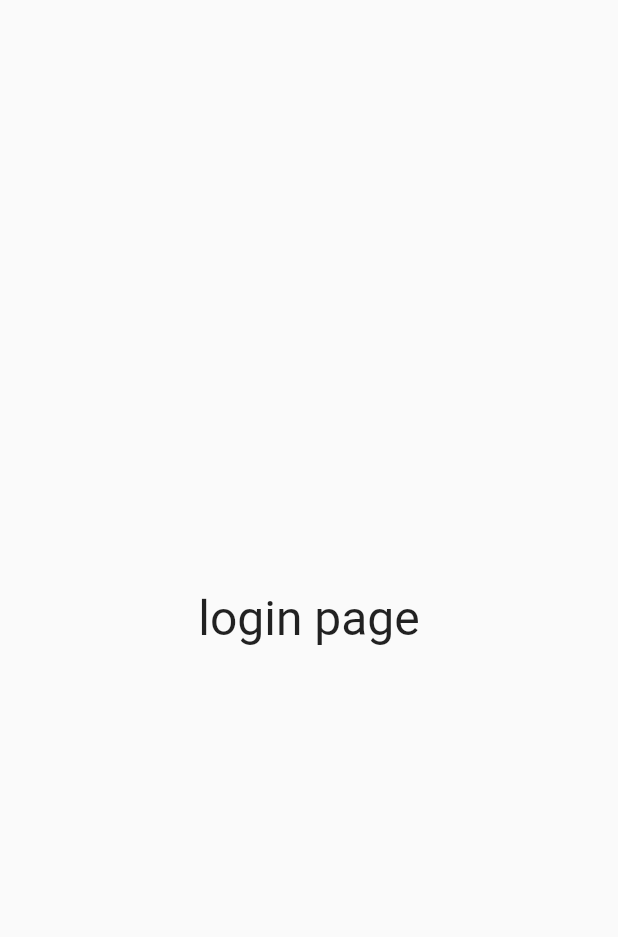
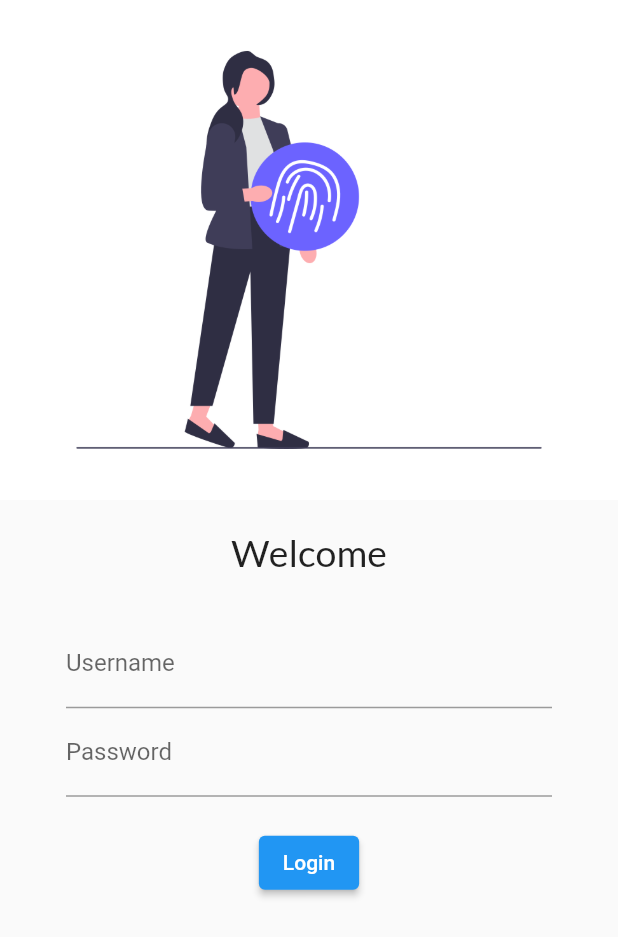
Before and after one commit to rajcrack/news15, a Flutter app: the screen it shows after launch, on a phone screen of 412 x 824 dp. Shown: the top 937 px of the screen. Run offline on Flutter 3.47's test engine with Material 2 defaults, Android fonts, the phone set to English and light mode, and no system bars; our stand-ins replace google_fonts.

Commit message:
3rd day of flutter developement

```diff
--- a/lib/main.dart
+++ b/lib/main.dart
@@ -4,18 +4,17 @@ import 'package:news15/pages/login_page.dart';
 import 'pages/homepage.dart';
 
 void main() {
-  runApp(MyApp());
+  runApp(const MyApp());
 }
 
 class MyApp extends StatelessWidget {
-  MyApp({super.key});
+  const MyApp({super.key});
 
   // This widget is the root of your application.
   @override
   Widget build(BuildContext context) {
-    int days = 30;
-
     return MaterialApp(
+      // ignore: prefer_const_constructors
       routes: {"login": (context) => HomePage(), "/": (context) => LoginPage()},
     );
   }
--- a/lib/pages/homepage.dart
+++ b/lib/pages/homepage.dart
@@ -1,15 +1,24 @@
+// ignore_for_file: prefer_const_constructors
+
 import 'package:flutter/material.dart';
 
 class HomePage extends StatelessWidget {
-  num days = 20;
+  final days = 20;
+
+  const HomePage({super.key});
 
   @override
   Widget build(BuildContext context) {
     return Scaffold(
       appBar: AppBar(
-        title: Center(child: Text("My App")),
+        title: Center(
+            child: Text(
+          "News 15",
+          style: TextStyle(fontSize: 23.00, fontWeight: FontWeight.w500),
+        )),
       ),
       body: Center(
+        // ignore: avoid_unnecessary_containers
         child: Container(
           child: Text("My First App on $days day "),
         ),
--- a/lib/pages/login_page.dart
+++ b/lib/pages/login_page.dart
@@ -1,16 +1,61 @@
+// ignore_for_file: prefer_const_constructors
+
 import 'package:flutter/material.dart';
+import 'package:google_fonts/google_fonts.dart';
 
 class LoginPage extends StatelessWidget {
+  const LoginPage({super.key});
+
   @override
   Widget build(BuildContext context) {
     return Material(
-        child: Center(
-      child: Text(
-        "login page",
-        style: TextStyle(
-          fontSize: 32.00,
+        child: (Column(
+      children: [
+        Image.asset(
+          "assets/images/fingerprint.png",
+          fit: BoxFit.contain,
         ),
-      ),
-    ));
+        SizedBox(
+          height: 20,
+        ),
+        Text(
+          "Welcome",
+          style: TextStyle(
+            fontSize: 25,
+            fontWeight: FontWeight.w400,
+            fontFamily:
+                GoogleFonts.lato().fontFamily,
+          ),
+        ),
+        Padding(
+          padding: const EdgeInsets.symmetric(
+              vertical: 30.00, horizontal: 44.00),
+          child: Column(
+            children: [
+              TextFormField(
+                decoration: InputDecoration(
+                  hintText: "Enter Username",
+                  labelText: "Username",
+                ),
+              ),
+              TextFormField(
+                obscureText: true,
+                decoration: InputDecoration(
+                  hintText: "Enter Password",
+                  labelText: "Password",
+                ),
+              ),
+              SizedBox(
+                height: 20,
+              ),
+              ElevatedButton(
+                onPressed: () {},
+                child: Text("Login"),
+              ),
+            ],
+          ),
+        )
+      ],
+    )));
   }
 }
--- a/pubspec.yaml
+++ b/pubspec.yaml
@@ -35,6 +35,7 @@ dependencies:
   # The following adds the Cupertino Icons font to your application.
   # Use with the CupertinoIcons class for iOS style icons.
   cupertino_icons: ^1.0.2
+  google_fonts: ^4.0.4
 
 dev_dependencies:
   flutter_test:
@@ -59,7 +60,8 @@ flutter:
   uses-material-design: true
 
   # To add assets to your application, add an assets section, like this:
-  # assets:
+  assets:
+  - assets/images/
   #   - images/a_dot_burr.jpeg
   #   - images/a_dot_ham.jpeg
 
```
Also changed, not shown: assets/images/fingerprint.png (added), 1 other file.
